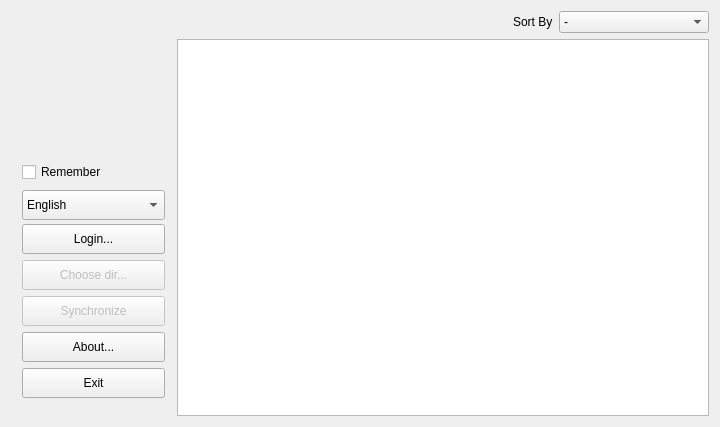
First picture: the form in src/ui/mainwindow.ui, repository streamx3/vkaudiosync, before the edit.
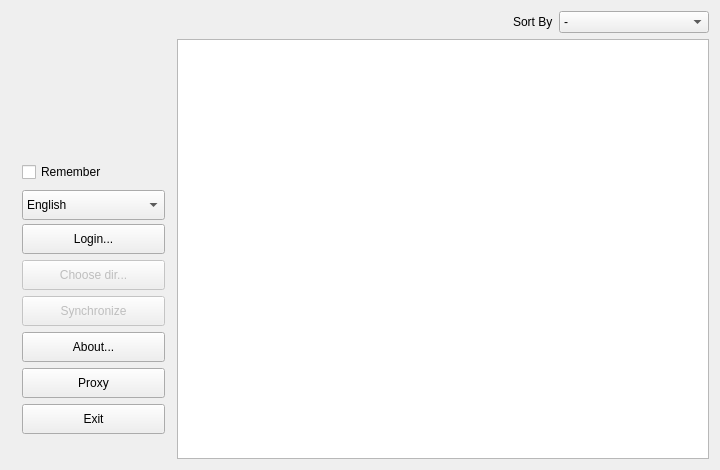
Second picture: the form after the edit. Icons and pictures are not drawn. Custom widgets are drawn as their Qt base class.

Commit message: + Implementex Proxy config

```diff
--- a/src/ui/mainwindow.ui
+++ b/src/ui/mainwindow.ui
@@ -7,7 +7,7 @@
     <x>0</x>
     <y>0</y>
     <width>720</width>
-    <height>427</height>
+    <height>470</height>
    </rect>
   </property>
   <property name="minimumSize">
@@ -267,6 +267,23 @@
            </property>
           </widget>
          </item>
+         <item>
+          <widget class="QPushButton" name="proxyButton">
+           <property name="minimumSize">
+            <size>
+             <width>0</width>
+             <height>30</height>
+            </size>
+           </property>
+           <property name="text">
+            <string>Proxy</string>
+           </property>
+           <property name="icon">
+            <iconset>
+             <normaloff>:/famfam/icons/proxy.png</normaloff>:/famfam/icons/proxy.png</iconset>
+           </property>
+          </widget>
+         </item>
          <item>
           <widget class="QPushButton" name="exitButton">
            <property name="sizePolicy">
```
The commit also changes 9 other files.
